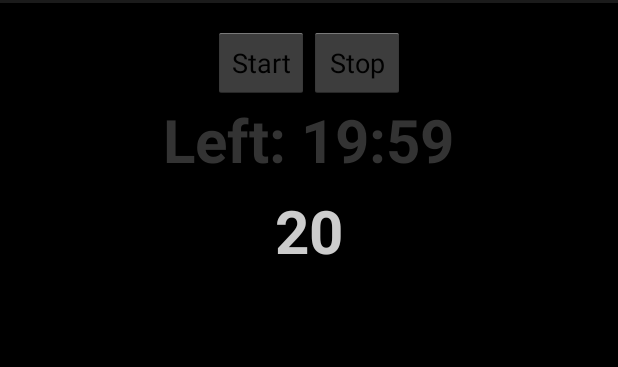
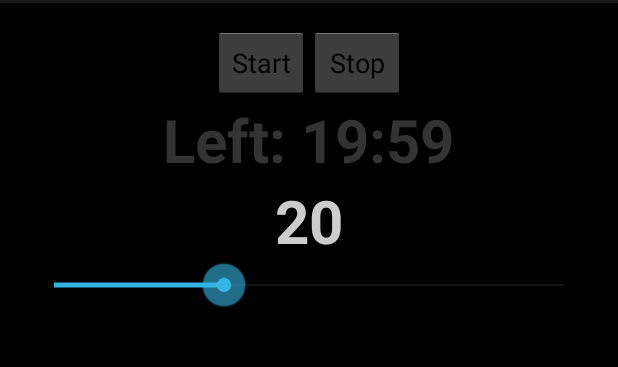
Before and after one commit to gazofnaz/Android-Meditation_Timer, an Android app: the screen it shows after launch (MainActivity), after a tap on "Start", on a phone screen of 412 x 824 dp, the part 69-436 px from its top. Run offline under Robolectric (Android 15) with nearby library versions, the phone set to English and light mode, and no system bars.

Commit message:
Add duration slider

```diff
--- a/src/main/java/com/gazmx/meditationtimer/MainActivity.java
+++ b/src/main/java/com/gazmx/meditationtimer/MainActivity.java
@@ -8,6 +8,7 @@ import android.widget.EditText;
 import android.widget.TextView;
 import android.media.MediaPlayer;
 import android.widget.Button;
+import android.widget.SeekBar;
 
 /**
  * Sets a timer, plays a sound after the specified duration.
@@ -22,6 +23,8 @@ public class MainActivity extends Activity {
     Button b_stop;
     MyCount counter;
     Integer myDuration;
+    SeekBar seekBar;
+    TextView timerInput;
 
     @Override
     protected void onCreate(Bundle savedInstanceState) {
@@ -29,6 +32,10 @@ public class MainActivity extends Activity {
 
         //set view to my xml file
         setContentView(R.layout.activity_main);
+        //get the seek bar
+        seekBar = (SeekBar) findViewById(R.id.i_seek);
+        //get the duration input (value set by seek bar)
+        timerInput = (TextView) findViewById(R.id.i_duration);
 
         //action for play
         b_play = (Button) findViewById(R.id.b_play);
@@ -38,10 +45,9 @@ public class MainActivity extends Activity {
                 //@todo add option to play sound on start
                 mpAudio = MediaPlayer.create(MainActivity.this, R.raw.singingbowl);
 
-                EditText timerDuration = (EditText) findViewById(R.id.i_duration);
                 //parse edit text String to Int
                 //@todo Add some error checking here
-                myDuration = Integer.parseInt(timerDuration.getText().toString());
+                myDuration = Integer.parseInt(timerInput.getText().toString());
                 //Convert minutes to milliseconds
                 myDuration = myDuration * 60 * 1000;
                 //instantiate counter 1200000 = 20 minutes
@@ -57,6 +63,18 @@ public class MainActivity extends Activity {
             public void onClick(View v) {
                 counter.cancel();
                 mpAudio.stop();
+            }
+        });
+
+        seekBar.setOnSeekBarChangeListener( new SeekBar.OnSeekBarChangeListener(){
+            //set display text to count value.
+            public void onProgressChanged(SeekBar seekBar, int duration,
+                                          boolean fromUser){
+                timerInput.setText(String.valueOf(duration));
+            }
+            public void onStartTrackingTouch(SeekBar seekBar){
+            }
+            public void onStopTrackingTouch(SeekBar seekBar){
             }
         });
     }
--- a/src/main/res/layout/activity_main.xml
+++ b/src/main/res/layout/activity_main.xml
@@ -57,20 +57,41 @@
             android:orientation="horizontal"
             android:gravity="center">
 
-        <EditText
+        <TextView
                 android:id="@+id/i_duration"
-                android:text="@string/i_duration"
                 android:layout_width="wrap_content"
                 android:layout_height="wrap_content"
-                android:inputType="number"
                 android:layout_gravity="center"
                 android:textStyle="bold"
                 android:textSize="18pt"
                 android:typeface="sans"
+                android:text="@string/i_duration"
                 android:textColor="#CCCCCC"
                 android:textAlignment="center"/>
 
     </LinearLayout>
 
+    <LinearLayout
+            android:layout_width="fill_parent"
+            android:layout_height="wrap_content"
+            android:orientation="horizontal"
+            android:gravity="center">
+
+        <SeekBar
+                android:layout_width="fill_parent"
+                android:layout_height="wrap_content"
+                android:id="@+id/i_seek"
+                android:layout_gravity="center"
+                android:max="60"
+                android:minWidth="250dp"
+                android:progress="@string/i_duration"
+                android:paddingLeft="20dp"
+                android:paddingRight="20dp"/>
+
+
+    </LinearLayout>
+
+
+
 
 </LinearLayout>
```
